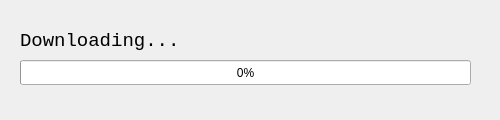
Before: the Qt Designer form GUI/ProgressDialog.ui in H1K0/NGAudioDownloader, drawn with Qt 5.
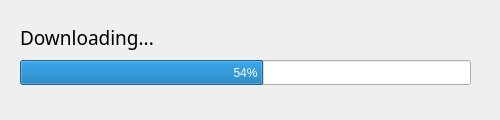
After: the same form once the commit is applied. Icons and pictures are not drawn.

Diff of the .ui file:
```diff
--- a/GUI/ProgressDialog.ui
+++ b/GUI/ProgressDialog.ui
@@ -39,20 +39,23 @@
    <property name="geometry">
     <rect>
      <x>20</x>
-     <y>30</y>
+     <y>20</y>
      <width>451</width>
-     <height>21</height>
+     <height>31</height>
     </rect>
    </property>
    <property name="font">
     <font>
-     <family>Courier New</family>
+     <family>Maiandra GD</family>
      <pointsize>14</pointsize>
     </font>
    </property>
    <property name="text">
     <string>Downloading...</string>
    </property>
+   <property name="alignment">
+    <set>Qt::AlignBottom|Qt::AlignLeading|Qt::AlignLeft</set>
+   </property>
   </widget>
   <widget class="QProgressBar" name="bar">
    <property name="geometry">
@@ -70,7 +73,7 @@
     <number>100</number>
    </property>
    <property name="value">
-    <number>0</number>
+    <number>54</number>
    </property>
    <property name="textVisible">
     <bool>true</bool>
```
